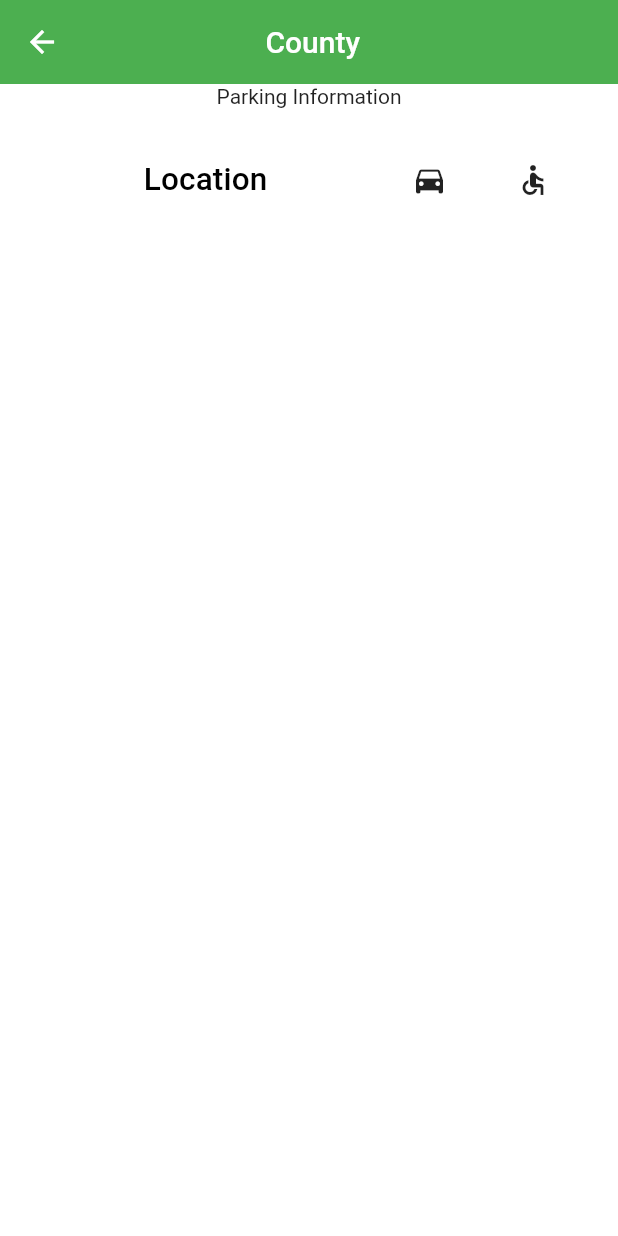
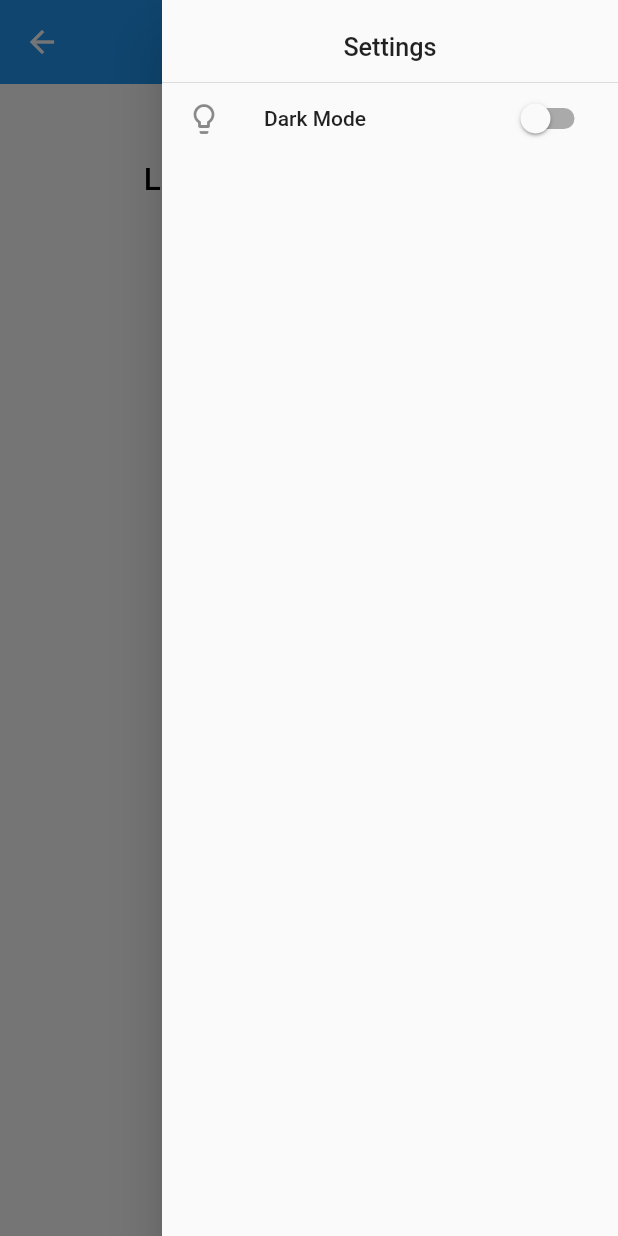
Before and after one commit to KB4YG/frontend, a Flutter app: the ParkingInfo screen opened directly with empty values, with the side drawer open (before the commit the screen has no drawer), on a phone screen of 412 x 824 dp. Run offline on Flutter 3.47's test engine with Material 2 defaults, Android fonts, the phone set to English and light mode, and no system bars; our stand-ins replace carousel_slider, shared_preferences; accounts and stored records are empty; network calls fail.

Commit message:
Updated parking info

```diff
--- a/lib/screens/parking_info.dart
+++ b/lib/screens/parking_info.dart
@@ -1,6 +1,7 @@
 import 'package:flutter/material.dart';
 import 'package:kb4yg/utilities/screen_arguments.dart';
 import 'package:kb4yg/utilities/constants.dart' as constants;
+import 'package:kb4yg/widgets/settings.dart';
 
 
 class ParkingInfo extends StatefulWidget {
@@ -15,6 +16,24 @@ class _ParkingInfoState extends State<ParkingInfo> {
   static const tableTitle = 'Parking Information';
   Map data = {};
 
+  void pushSelectCounty () async {
+    // Prompt user with SelectCounty() screen
+    dynamic result = await Navigator.pushNamed(
+        context,
+        constants.navSelectCounty,
+        arguments: ScreenArguments(
+            county: data[argCounty],
+            locations: data[argLocations]
+        )
+    );
+    // Update state with new county (if user selected one)
+    if (result != null) {
+      setState(() {
+        data = {argCounty: result.county, argLocations: result.locations};
+      });
+    }
+  }
+
   @override
   Widget build(BuildContext context) {
 
@@ -23,36 +42,25 @@ class _ParkingInfoState extends State<ParkingInfo> {
 
     // Update data if first time running
     if (data.isEmpty) {
-      final args = ModalRoute.of(context)?.settings.arguments as ScreenArguments;
-      data = {argCounty: args.county, argLocations: args.locations};
+      final settings = ModalRoute.of(context)?.settings;
+      if (settings?.arguments != null) {
+        final args = settings!.arguments as ScreenArguments;
+        data = {argCounty: args.county, argLocations: args.locations};
+      }
     }
 
     return Scaffold(
+      endDrawer: const Settings(),
       appBar: AppBar(
-        backgroundColor: Colors.green,
+        // backgroundColor: Colors.green,
         centerTitle: true,
         elevation: 0,
-        title: TextButton(
-          child: Text(
+        title: TextButton.icon(
+          icon: const Icon(Icons.edit_location),
+          label: Text(
             '${data[argCounty]} County',
-            style: const TextStyle(color: Colors.white, fontSize: 20),),
-          onPressed: () async {
-            // Prompt user with SelectCounty() screen
-            dynamic result = await Navigator.pushNamed(
-                context,
-                constants.navSelectCounty,
-                arguments: ScreenArguments(
-                    county: data[argCounty],
-                    locations: data[argLocations]
-                )
-            );
-            // Update state with new county (if user selected one)
-            if (result != null) {
-              setState(() {
-                data = {argCounty: result.county, argLocations: result.locations};
-              });
-            }
-          }
+            style: const TextStyle(color: Colors.white, fontSize: 20)),
+          onPressed: pushSelectCounty,
         )
       ),
       body: SingleChildScrollView(
@@ -63,8 +71,9 @@ class _ParkingInfoState extends State<ParkingInfo> {
               // TODO: add styling
               const Text(tableTitle),
               // Parking information table
+              // TODO: turn into widget
               Container(
-                color: Colors.white,
+                // color: Colors.white,
                 margin: EdgeInsets.symmetric(vertical: 20, horizontal: width * 0.05),
                 constraints: const BoxConstraints(minWidth: 200, maxWidth: 600),
                 child: DataTable(
@@ -100,6 +109,7 @@ class _ParkingInfoState extends State<ParkingInfo> {
                     for (var loc in data[argLocations]) DataRow(
                       onSelectChanged: (bool? selected) {
                         if (selected == true) {
+                          // TODO: add screen for location
                           print(loc.name);
                         }},
                       cells: [
```
